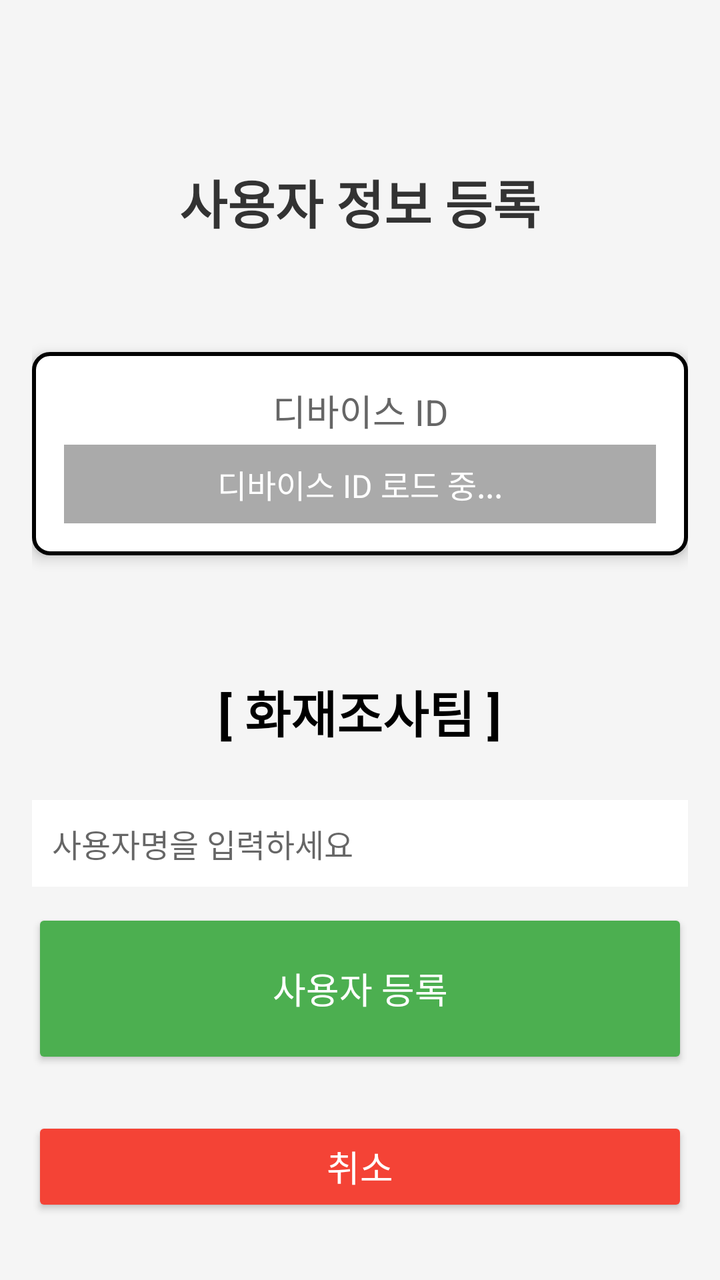
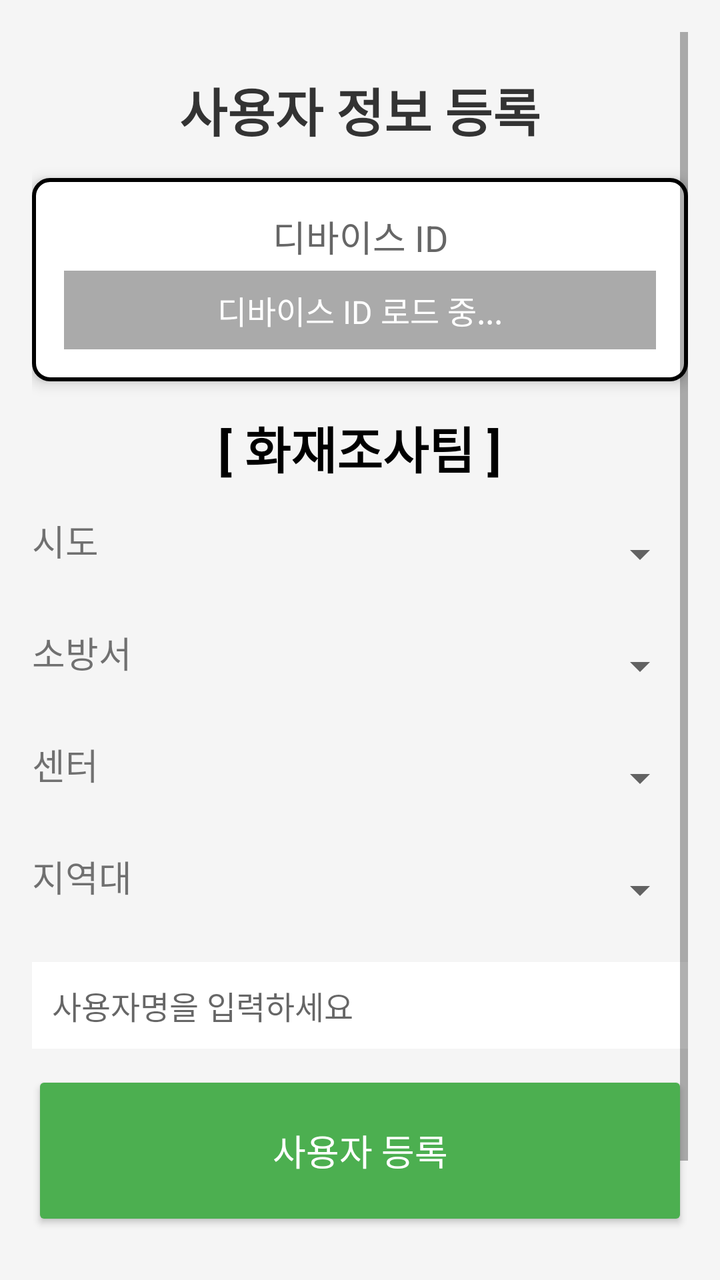

Two renders of the same Android screen: before a commit and after it. Below are the layout's source before the change and the commit's diff.
<!-- AndroidManifest.xml: application theme Theme.MyApplication -->
<!-- res/layout/activity_registration.xml -->
<?xml version="1.0" encoding="utf-8"?>
<ScrollView
    xmlns:android="http://schemas.android.com/apk/res/android"
    android:layout_width="match_parent"
    android:layout_height="match_parent"
    android:padding="16dp"
    android:background="#F5F5F5">

    <LinearLayout
        android:layout_width="match_parent"
        android:layout_height="wrap_content"
        android:orientation="vertical"
        android:gravity="center_horizontal">



        
        <TextView
            android:id="@+id/textViewTitle"
            android:layout_width="match_parent"
            android:layout_height="wrap_content"
            android:text="사용자 정보 등록"
            android:textSize="26sp"
            android:textColor="#333333"
            android:textStyle="bold"
            android:gravity="center"
            android:paddingTop="56dp"
            android:paddingBottom="56dp"
            android:layout_marginTop="10dp"/>


        
        <LinearLayout
            android:layout_width="match_parent"
            android:layout_height="wrap_content"
            android:orientation="vertical"
            android:background="@drawable/border"
            android:padding="16dp"
            android:layout_marginBottom="24dp"
            android:elevation="4dp">

            <TextView
                android:layout_width="match_parent"
                android:layout_height="wrap_content"
                android:text="디바이스 ID"
                android:textAlignment="center"
                android:textSize="18sp"
                android:textColor="#666666"
                android:paddingBottom="4dp" />

            <TextView
                android:id="@+id/textDeviceId"
                android:layout_width="match_parent"
                android:layout_height="wrap_content"
                android:text="디바이스 ID 로드 중..."
                android:textSize="16sp"
                android:textAlignment="center"
                android:padding="8dp"
                android:background="@android:color/darker_gray"
                android:textColor="@android:color/white"
                android:gravity="center" />
        </LinearLayout>

        
        <TextView
            android:layout_width="wrap_content"
            android:layout_height="wrap_content"
            android:text="[ 화재조사팀 ]"
            android:textSize="25sp"
            android:textColor="#000000"
            android:textStyle="bold"
            android:gravity="center"
            android:layout_marginTop="36dp"
            android:layout_marginBottom="26dp"
            android:layout_gravity="center_horizontal"/>

        
        <EditText
            android:id="@+id/editTextUserName"
            android:layout_width="match_parent"
            android:layout_height="wrap_content"
            android:hint="사용자명을 입력하세요"
            android:textSize="16sp"
            android:padding="10dp"
            android:background="@android:color/white"
            android:layout_marginBottom="1dp"
            android:inputType="textPersonName" />

        
        <Button
            android:id="@+id/buttonRegister"
            android:layout_width="match_parent"
            android:layout_height="80dp"
            android:text="사용자 등록"
            android:textSize="18sp"
            android:padding="12dp"
            android:backgroundTint="#4CAF50"
            android:textColor="#FFFFFF"
            android:layout_marginTop="10dp"
            android:elevation="4dp" />

        
        <Button
            android:id="@+id/buttonLogout"
            android:layout_width="match_parent"
            android:layout_height="50dp"
            android:text="취소"
            android:textSize="18sp"
            android:backgroundTint="#F44336"
            android:textColor="#FFFFFF"
            android:layout_marginTop="24dp"
            android:elevation="4dp" />
    </LinearLayout>
</ScrollView>
<!-- resources referenced by this layout -->
<resources>
  <!-- drawable border (drawable) -->
  <?xml version="1.0" encoding="utf-8"?>
  <shape xmlns:android="http://schemas.android.com/apk/res/android"
      android:shape="rectangle">
  
      <solid android:color="#FFFFFF" /> 
      <stroke
          android:width="2dp"
          android:color="#000000" /> 
      <corners android:radius="8dp" /> 
  </shape>
  <style name="Theme.MyApplication" parent="Theme.AppCompat.Light.NoActionBar">
          
          <item name="colorPrimary">@color/purple_500</item>
          <item name="colorPrimaryDark">@color/purple_700</item>
          <item name="colorAccent">@color/teal_200</item>
      </style>
  <color name="purple_500">#FF6200EE</color>
  <color name="purple_700">#FF3700B3</color>
  <color name="teal_200">#FF03DAC5</color>
</resources>

<!-- the commit's change to res/layout/activity_registration.xml (unified diff, before → after) -->
@@ -24,8 +24,8 @@
             android:textColor="#333333"
             android:textStyle="bold"
             android:gravity="center"
-            android:paddingTop="56dp"
-            android:paddingBottom="56dp"
+            android:paddingTop="10dp"
+            android:paddingBottom="15dp"
             android:layout_marginTop="10dp"/>
 
 
@@ -36,7 +36,6 @@
             android:orientation="vertical"
             android:background="@drawable/border"
             android:padding="16dp"
-            android:layout_marginBottom="24dp"
             android:elevation="4dp">
 
             <TextView
@@ -70,9 +69,110 @@
             android:textColor="#000000"
             android:textStyle="bold"
             android:gravity="center"
-            android:layout_marginTop="36dp"
-            android:layout_marginBottom="26dp"
+            android:layout_marginTop="15dp"
+            android:layout_marginBottom="15dp"
             android:layout_gravity="center_horizontal"/>
+
+        
+        <LinearLayout
+            android:layout_width="match_parent"
+            android:layout_height="wrap_content"
+            android:orientation="horizontal"
+            android:layout_marginBottom="16dp">
+
+            <TextView
+                android:layout_width="0dp"
+                android:layout_height="wrap_content"
+                android:layout_weight="1"
+                android:text="시도"
+                android:textSize="18sp"
+                android:gravity="center_vertical" />
+
+            <Spinner
+                android:id="@+id/spinnerCity"
+                android:layout_width="0dp"
+                android:layout_height="40dp"
+                android:layout_weight="3"
+                android:ellipsize="end"
+                android:maxLines="1"
+                android:gravity="center_vertical" />
+        </LinearLayout>
+
+        
+        <LinearLayout
+            android:layout_width="match_parent"
+            android:layout_height="wrap_content"
+            android:orientation="horizontal"
+            android:layout_marginBottom="16dp">
+
+            <TextView
+                android:layout_width="0dp"
+                android:layout_height="wrap_content"
+                android:layout_weight="1"
+                android:text="소방서"
+                android:textSize="18sp"
+                android:gravity="center_vertical" />
+
+            <Spinner
+                android:id="@+id/spinnerFireStation"
+                android:layout_width="0dp"
+                android:layout_height="40dp"
+                android:layout_weight="3"
+                android:ellipsize="end"
+                android:maxLines="1"
+                android:gravity="center_vertical" />
+        </LinearLayout>
+
+        
+        <LinearLayout
+            android:layout_width="match_parent"
+            android:layout_height="wrap_content"
+            android:orientation="horizontal"
+            android:layout_marginBottom="16dp">
+
+            <TextView
+                android:layout_width="0dp"
+                android:layout_height="wrap_content"
+                android:layout_weight="1"
+                android:text="센터"
+                android:textSize="18sp"
+                android:gravity="center_vertical" />
+
+            <Spinner
+                android:id="@+id/spinnerCenter"
+                android:layout_width="0dp"
+                android:layout_height="40dp"
+                android:layout_weight="3"
+                android:ellipsize="end"
+                android:maxLines="1"
+                android:gravity="center_vertical" />
+        </LinearLayout>
+
+        
+        <LinearLayout
+            android:layout_width="match_parent"
+            android:layout_height="wrap_content"
+            android:orientation="horizontal"
+            android:layout_marginBottom="16dp">
+
+            <TextView
+                android:layout_width="0dp"
+                android:layout_height="wrap_content"
+                android:layout_weight="1"
+                android:text="지역대"
+                android:textSize="18sp"
+                android:gravity="center_vertical" />
+
+            <Spinner
+                android:id="@+id/spinnerRegion"
+                android:layout_width="0dp"
+                android:layout_height="40dp"
+                android:layout_weight="3"
+                android:ellipsize="end"
+                android:maxLines="1"
+                android:gravity="center_vertical" />
+        </LinearLayout>
+
 
         
         <EditText
